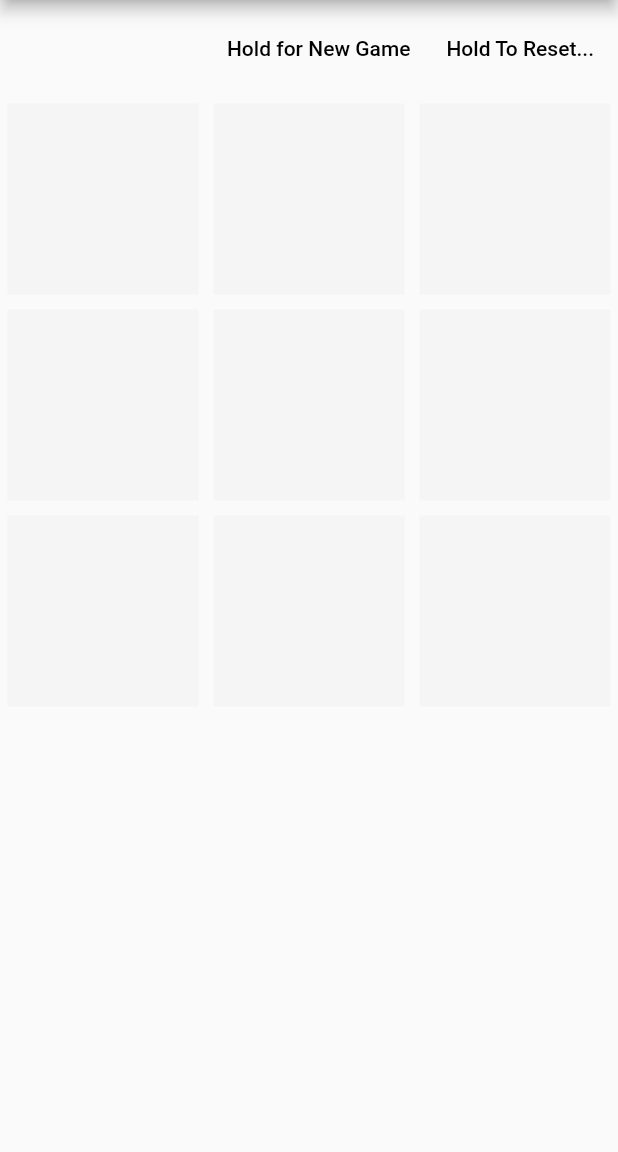
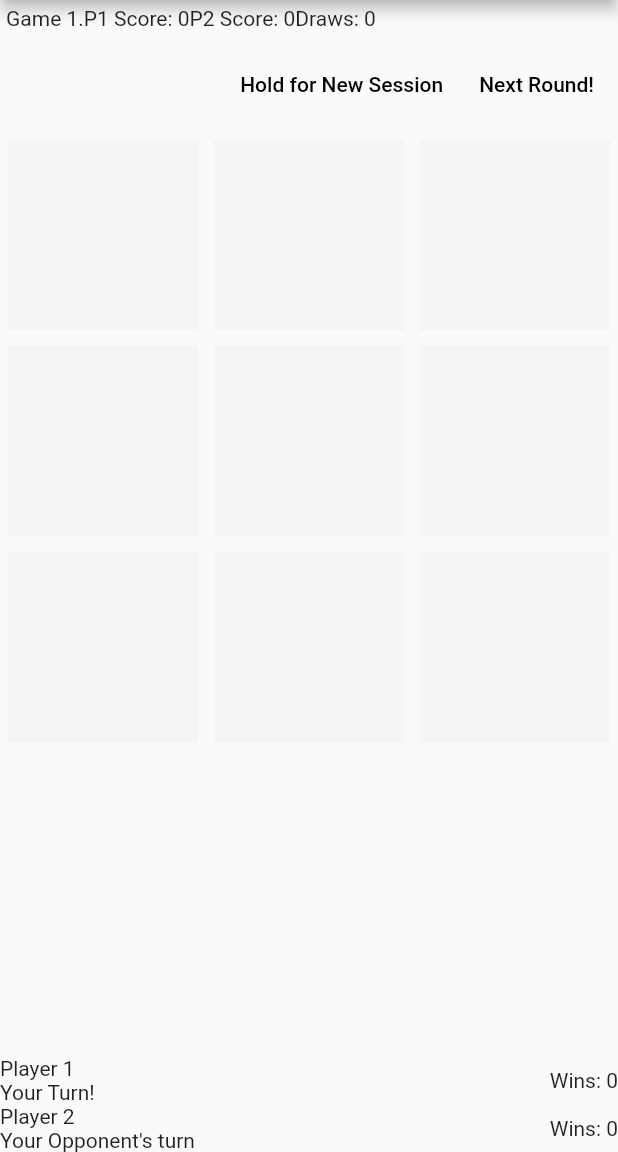
Before and after one commit to nguyen-michael/tic-tac-toe-flutter, a Flutter app: the screen it shows after launch, on a phone screen of 412 x 824 dp, the part 84-1236 px from its top. Run offline on Flutter 3.47's test engine with Material 2 defaults, Android fonts, the light colour scheme and no system bars.

Commit message:
Create score display

```diff
--- a/lib/main.dart
+++ b/lib/main.dart
@@ -71,9 +71,39 @@ class Board extends StatefulWidget {
 
 class _BoardState extends State<Board> {
   List _gameState = [0, 0, 0, 0, 0, 0, 0, 0, 0];
-  List _score = [0, 0];
-  int _count = 0;
+  List _score = [0, 0, 0]; //p1, p2, draws
+  int _count = 1;
   bool _currentPlayerOne = true;
+
+  Widget _playerDisplay(int player, int score, bool current) {
+    return Row(
+      mainAxisAlignment: MainAxisAlignment.spaceBetween,
+      children: [
+        Expanded(
+          child: Column(
+            crossAxisAlignment: CrossAxisAlignment.start,
+            children: [
+              Text("Player $player"),
+              Text(current ? "Your Turn!" : "Your Opponent's turn")
+            ],
+          ),
+        ),
+        Text("Wins: $score"),
+      ],
+    );
+  }
+
+  Widget _display() => Container(
+        padding: const EdgeInsets.all(4),
+        child: Row(
+          children: [
+            Text("Game $_count."),
+            Text("P1 Score: ${_score[0]}"),
+            Text("P2 Score: ${_score[1]}"),
+            Text("Draws: ${_score[2]}"),
+          ],
+        ),
+      );
 
   Widget _controls() => ButtonBar(
         children: [
@@ -82,27 +112,26 @@ class _BoardState extends State<Board> {
             onLongPress: () {
               setState(() {
                 _gameState = [0, 0, 0, 0, 0, 0, 0, 0, 0];
-                _score = [0, 0];
-                _count = 0;
+                _score = [0, 0, 0];
+                _count = 1;
                 _currentPlayerOne = true;
               });
             },
-            child: Text("Hold for New Game"),
+            child: Text("Hold for New Session"),
           ),
           // Reset button
           FlatButton(
-            onPressed: () {},
-            onLongPress: () {
+            onPressed: () {
               setState(() {
                 _gameState = [0, 0, 0, 0, 0, 0, 0, 0, 0];
+                _count += 1;
               });
             },
-            child: Text("Hold To Reset..."),
+            child: Text("Next Round!"),
           )
         ],
       );
 
-/*  Create some more widgets for player display, etc */
   Widget _gameBoard() => Expanded(
         child: GridView.builder(
           gridDelegate:
@@ -133,8 +162,11 @@ class _BoardState extends State<Board> {
   Widget build(BuildContext context) {
     return Column(
       children: [
+        _display(),
         _controls(),
         _gameBoard(),
+        _playerDisplay(1, _score[0], _currentPlayerOne),
+        _playerDisplay(2, _score[1], !_currentPlayerOne),
       ],
     );
   }
```
